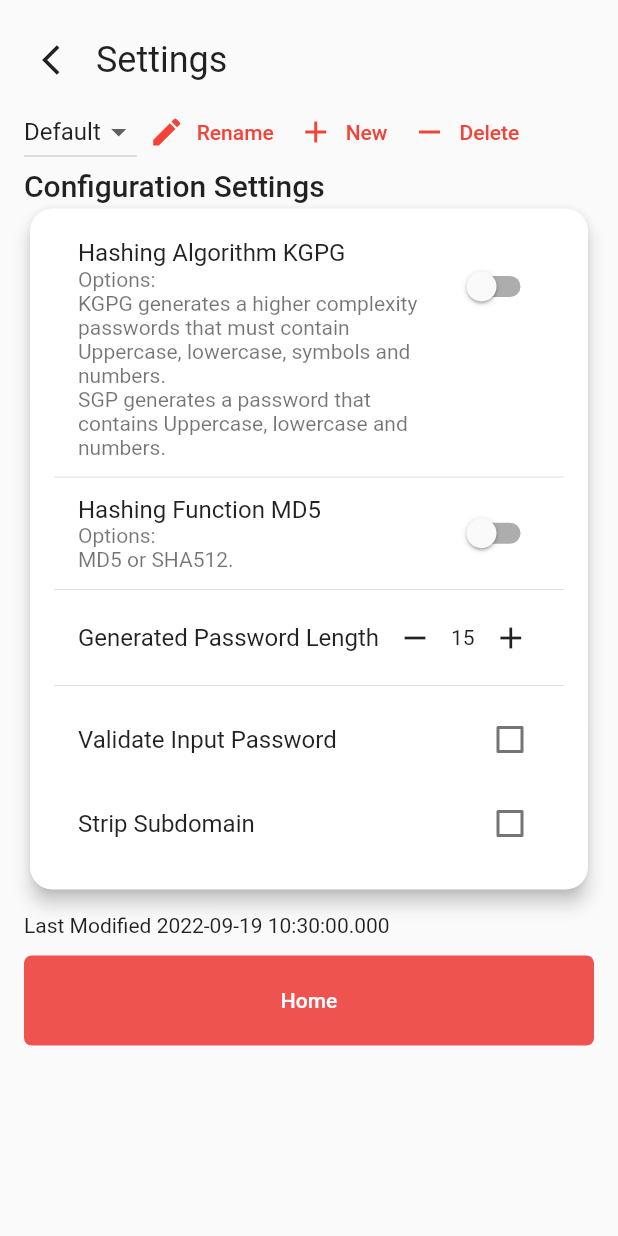
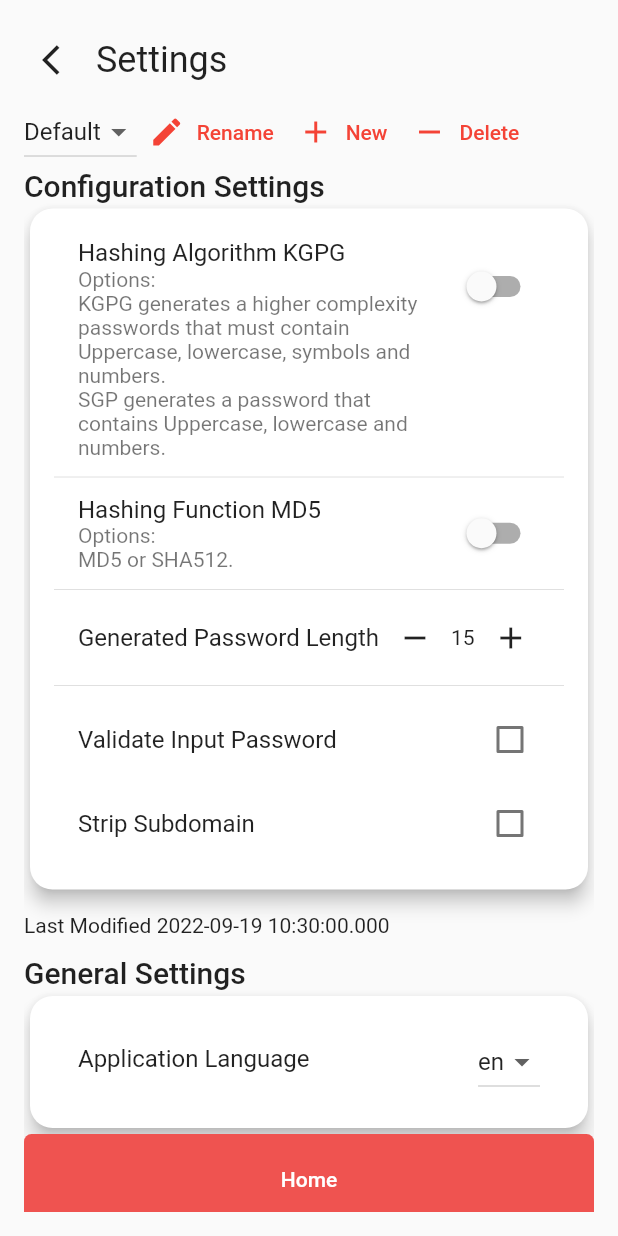
Before and after one commit to kghandour/KGPassGen, a Flutter app: the ConfigurationPage screen opened by its route, on a phone screen of 412 x 824 dp. Run offline on Flutter 3.47's test engine with Material 2 defaults, Android fonts, the phone set to English and light mode, and no system bars; our stand-ins replace hive, hive_flutter, smooth_page_indicator; accounts and stored records are empty; generated files the repository leaves out were written again.

Commit message:
Dropdown with locale

```diff
--- a/lib/controller/general_controller.dart
+++ b/lib/controller/general_controller.dart
@@ -24,4 +24,9 @@ class GeneralController {
     general.showChangelog = showChangelog;
     general.save();
   }
+
+  static void updateAppLocale(General general, String locale) {
+    general.locale = locale;
+    general.save();
+  }
 }
--- a/lib/l10n/app_ar.arb
+++ b/lib/l10n/app_ar.arb
@@ -8,7 +8,6 @@
     "renameTextField": "اعادة تسمية",
     "lastModified":"اخر تعديل",
     "configurationSettings": "اعدادات خاصة",
-    "generalSettings": "الاعدادات العامة",
     "hashingAlgorithm": "خوارزمية التجزئة",
     "hashingAlgorithmDescription": "الخيارات: \nKGPG يُنشئ كلمات مرور عالية التعقيد يجب أن تحتوي على أحرف كبيرة وأحرف صغيرة ورموز وأرقام. \nSGP ينشئ  كلمة مرور تحتوي على أحرف كبيرة وصغيرة وأرقام.",
     "hashingFunction": "عمل التجزئة",
@@ -16,5 +15,7 @@
     "generatedPWLength": "طول كلمة المرور التي تم إنشاؤها",
     "validatePassword": "تحقق من صحة إدخال كلمة المرور",
     "stripSubdomain": "تجريد العنوان الفرعي",
-    "backToHome":"العودة الي الصفحة الرئيسية"
+    "backToHome":"العودة الي الصفحة الرئيسية",
+    "generalSettings": "الاعدادات العامة",
+    "appLanguage": "لغة البرنامج"
 }
--- a/lib/l10n/app_en.arb
+++ b/lib/l10n/app_en.arb
@@ -8,7 +8,6 @@
     "renameTextField": "Rename Configuration",
     "lastModified":"Last Modified",
     "configurationSettings": "Configuration Settings",
-    "generalSettings": "General Settings",
     "hashingAlgorithm": "Hashing Algorithm",
     "hashingAlgorithmDescription": "Options:\nKGPG generates a higher complexity passwords that must contain Uppercase, lowercase, symbols and numbers.\nSGP generates a password that contains Uppercase, lowercase and numbers.",
     "hashingFunction": "Hashing Function",
@@ -16,5 +15,7 @@
     "generatedPWLength": "Generated Password Length",
     "validatePassword": "Validate Input Password",
     "stripSubdomain": "Strip Subdomain",
-    "backToHome": "Back to Homepage"
+    "backToHome": "Back to Homepage",
+    "generalSettings": "General Settings",
+    "appLanguage": "Application Language"
 }
--- a/lib/model/general.dart
+++ b/lib/model/general.dart
@@ -12,4 +12,7 @@ class General extends HiveObject {
 
   @HiveField(2)
   late int setConfiguration = 0;
+
+  @HiveField(3)
+  late String locale = "en";
 }
--- a/lib/presentation/pages/configuration_page.dart
+++ b/lib/presentation/pages/configuration_page.dart
@@ -268,6 +268,46 @@ class _ConfigurationPageState extends State<ConfigurationPage> {
                         " " +
                         selectedConfig!.editDate.toString()),
                   ),
+                  Text(
+                    AppLocalizations.of(context)!.generalSettings,
+                    style: Theme.of(context).textTheme.headline6,
+                  ),
+                  Card(
+                    elevation: 5,
+                    shape: RoundedRectangleBorder(
+                        borderRadius: BorderRadius.all(Radius.circular(15))),
+                    child: Padding(
+                      padding: const EdgeInsets.all(16.0),
+                      child: Column(
+                        children: [
+                          ListTile(
+                            leading: Text(
+                              AppLocalizations.of(context)!.appLanguage,
+                              style: Theme.of(context).textTheme.titleMedium,
+                            ),
+                            trailing: DropdownButton<Locale>(
+                              value: Locale(general.locale, ''),
+                              items: AppLocalizations.supportedLocales
+                                  .map<DropdownMenuItem<Locale>>(
+                                      (Locale option) {
+                                return DropdownMenuItem<Locale>(
+                                  value: option,
+                                  child: Text(option.languageCode.toString()),
+                                );
+                              }).toList(),
+                              onChanged: (Locale? option) {
+                                // This is called when the user selects an item.
+                                setState(() {
+                                  GeneralController.updateAppLocale(
+                                      general, option!.languageCode);
+                                });
+                              },
+                            ),
+                          )
+                        ],
+                      ),
+                    ),
+                  ),
                   TextButton(
                     onPressed: () {
                       Navigator.of(context).pushReplacementNamed('/home');
```
Also changed, not shown: lib/main.dart (+19 -0 lines), lib/model/general.g.dart.
